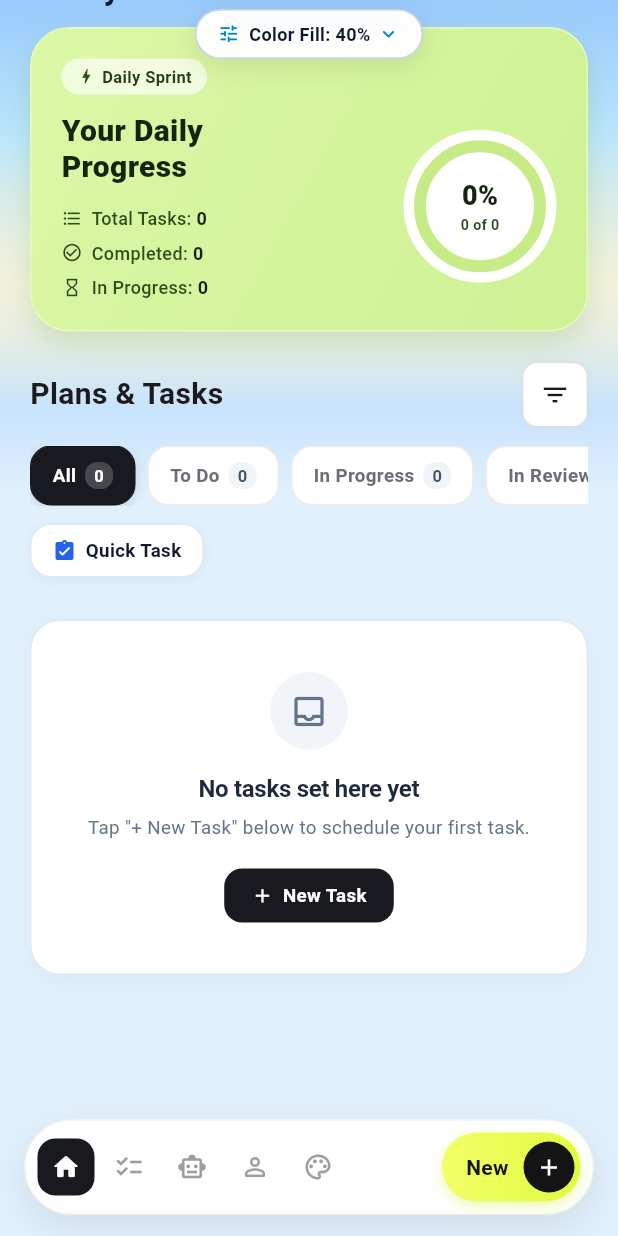
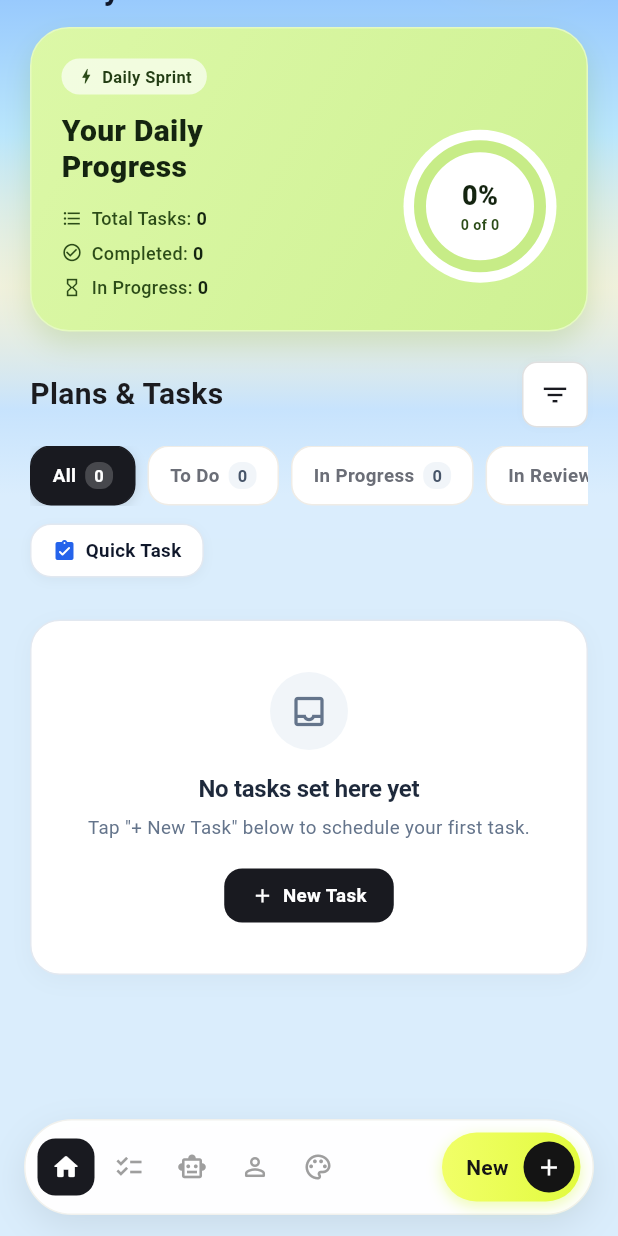
Before and after one commit to aymaneeddahhak-gif/A-Task, a Flutter app: the screen it shows after launch, scrolled down 121 dp, on a phone screen of 412 x 824 dp. Run offline on Flutter 3.47's test engine with Material 3 defaults, Android fonts, the phone set to English and light mode, and no system bars; our stand-ins replace google_fonts; missing offline and left inert: dart:html.

Commit message:
feat: configure fixed atmosphere fill ratios (morning 50%, afternoon 75%, night 75%) and remove temporary slider tool

```diff
--- a/lib/screens/home_screen.dart
+++ b/lib/screens/home_screen.dart
@@ -3,7 +3,6 @@
 import '../widgets/circular_progress_ring.dart';
 import '../widgets/task_card.dart';
 import '../widgets/content_skeleton_loader.dart';
-import '../widgets/color_fill_slider_tool.dart';
 
 class HomeScreen extends StatefulWidget {
   final TaskProvider provider;
@@ -704,15 +703,6 @@
             ],
           ),
         ),
-
-        // 3. TEMPORARY DESIGN TOOL: Color Fill Percentage Slider on Top
-        // (Allows testing and selecting the desired screen fill style in real-time)
-        SafeArea(
-          child: Align(
-            alignment: Alignment.topCenter,
-            child: ColorFillSliderTool(provider: provider),
-          ),
-        ),
       ],
     );
   }
--- a/lib/widgets/color_fill_slider_tool.dart
+++ /dev/null
@@ -1,221 +0,0 @@
-import 'package:flutter/material.dart';
-import '../state/task_provider.dart';
-
-/// TEMPORARY DESIGN TOOL:
-/// Floating slide button on top to let the designer/recruiter interactively
-/// test and choose the exact color fill percentage (0% Clean to 100% Full)
-/// across Morning, Afternoon, and Night modes.
-///
-/// NOTE: This widget can be completely removed once the desired fill percentage is confirmed.
-class ColorFillSliderTool extends StatefulWidget {
-  final TaskProvider provider;
-
-  const ColorFillSliderTool({
-    Key? key,
-    required this.provider,
-  }) : super(key: key);
-
-  @override
-  State<ColorFillSliderTool> createState() => _ColorFillSliderToolState();
-}
-
-class _ColorFillSliderToolState extends State<ColorFillSliderTool> {
-  bool _isExpanded = false;
-
-  @override
-  Widget build(BuildContext context) {
-    final provider = widget.provider;
-    final mode = provider.activeAtmosphereIndex;
-    final isNight = mode == 2;
-    final isAfternoon = mode == 1;
-    final currentPercent = (provider.atmosphereFillPercentage * 100).round();
-
-    final Color accentColor = isNight
-        ? const Color(0xFF6366F1)
-        : (isAfternoon ? const Color(0xFFEA580C) : const Color(0xFF0284C7));
-
-    const Color cardBg = Colors.white;
-    const Color textColor = Color(0xFF0F172A);
-    const Color subTextColor = Color(0xFF64748B);
-    const Color borderColor = Color(0xFFCBD5E1);
-
-    return Container(
-      margin: const EdgeInsets.only(top: 6, left: 16, right: 16),
-      decoration: BoxDecoration(
-        color: cardBg.withOpacity(0.96),
-        borderRadius: BorderRadius.circular(_isExpanded ? 18 : 20),
-        border: Border.all(color: borderColor, width: 1.2),
-        boxShadow: [
-          BoxShadow(
-            color: Colors.black.withOpacity(0.10),
-            blurRadius: 16,
-            offset: const Offset(0, 4),
-          ),
-        ],
-      ),
-      child: AnimatedSize(
-        duration: const Duration(milliseconds: 220),
-        curve: Curves.easeInOut,
-        child: _isExpanded
-            ? _buildExpandedPanel(provider, textColor, subTextColor, accentColor)
-            : _buildCollapsedPill(currentPercent, textColor, accentColor),
-      ),
-    );
-  }
-
-  Widget _buildCollapsedPill(int currentPercent, Color textColor, Color accentColor) {
-    return InkWell(
-      onTap: () => setState(() => _isExpanded = true),
-      borderRadius: BorderRadius.circular(20),
-      child: Padding(
-        padding: const EdgeInsets.symmetric(horizontal: 14, vertical: 7),
-        child: Row(
-          mainAxisSize: MainAxisSize.min,
-          children: [
-            Icon(Icons.tune_rounded, size: 15, color: accentColor),
-            const SizedBox(width: 6),
-            Text(
-              'Color Fill: $currentPercent%',
-              style: TextStyle(
-                fontSize: 12,
-                fontWeight: FontWeight.bold,
-                color: textColor,
-              ),
-            ),
-            const SizedBox(width: 4),
-            Icon(Icons.keyboard_arrow_down_rounded, size: 16, color: accentColor),
-          ],
-        ),
-      ),
-    );
-  }
-
-  Widget _buildExpandedPanel(
-    TaskProvider provider,
-    Color textColor,
-    Color subTextColor,
-    Color accentColor,
-  ) {
-    final currentPercent = (provider.atmosphereFillPercentage * 100).round();
-
-    return Padding(
-      padding: const EdgeInsets.symmetric(horizontal: 14, vertical: 10),
-      child: Column(
-        mainAxisSize: MainAxisSize.min,
-        children: [
-          // Header: Title + Percent Badge + Close button
-          Row(
-            mainAxisAlignment: MainAxisAlignment.spaceBetween,
-            children: [
-              Row(
-                children: [
-                  Icon(Icons.tune_rounded, size: 15, color: accentColor),
-                  const SizedBox(width: 6),
-                  Text(
-                    'Screen Color Fill Style',
-                    style: TextStyle(
-                      fontSize: 12.5,
-                      fontWeight: FontWeight.bold,
-                      color: textColor,
-                    ),
-                  ),
-                ],
-              ),
-              Row(
-                children: [
-                  Container(
-                    padding: const EdgeInsets.symmetric(horizontal: 8, vertical: 2),
-                    decoration: BoxDecoration(
-                      color: accentColor.withOpacity(0.12),
-                      borderRadius: BorderRadius.circular(10),
-                    ),
-                    child: Text(
-                      '$currentPercent%',
-                      style: TextStyle(
-                        fontSize: 12,
-                        fontWeight: FontWeight.w800,
-                        color: accentColor,
-                      ),
-                    ),
-                  ),
-                  const SizedBox(width: 6),
-                  InkWell(
-                    onTap: () => setState(() => _isExpanded = false),
-                    borderRadius: BorderRadius.circular(12),
-                    child: Padding(
-                      padding: const EdgeInsets.all(3),
-                      child: Icon(Icons.keyboard_arrow_up_rounded, size: 18, color: subTextColor),
-                    ),
-                  ),
-                ],
-              ),
-            ],
-          ),
-
-          const SizedBox(height: 4),
-
-          // Real-time Slider
-          SliderTheme(
-            data: SliderTheme.of(context).copyWith(
-              trackHeight: 4,
-              thumbShape: const RoundSliderThumbShape(enabledThumbRadius: 7),
-              overlayShape: const RoundSliderOverlayShape(overlayRadius: 14),
-              activeTrackColor: accentColor,
-              inactiveTrackColor: const Color(0xFFE2E8F0),
-              thumbColor: accentColor,
-              overlayColor: accentColor.withOpacity(0.15),
-            ),
-            child: Slider(
-              value: provider.atmosphereFillPercentage,
-              min: 0.0,
-              max: 1.0,
-              onChanged: (val) {
-                provider.setAtmosphereFillPercentage(val);
-              },
-            ),
-          ),
-
-          // Preset Chips Row: 0% Clean, 25%, 50%, 75%, 100% Full
-          Row(
-            mainAxisAlignment: MainAxisAlignment.spaceBetween,
-            children: [
-              _buildPresetChip('0% Clean', 0.0, provider, accentColor),
-              _buildPresetChip('25%', 0.25, provider, accentColor),
-              _buildPresetChip('50%', 0.50, provider, accentColor),
-              _buildPresetChip('75%', 0.75, provider, accentColor),
-              _buildPresetChip('100% Full', 1.0, provider, accentColor),
-            ],
-          ),
-        ],
-      ),
-    );
-  }
-
-  Widget _buildPresetChip(
-    String label,
-    double targetVal,
-    TaskProvider provider,
-    Color accentColor,
-  ) {
-    final isSelected = (provider.atmosphereFillPercentage - targetVal).abs() < 0.03;
-
-    return GestureDetector(
-      onTap: () => provider.setAtmosphereFillPercentage(targetVal),
-      child: Container(
-        padding: const EdgeInsets.symmetric(horizontal: 7, vertical: 3.5),
-        decoration: BoxDecoration(
-          color: isSelected ? accentColor : const Color(0xFFF1F5F9),
-          borderRadius: BorderRadius.circular(8),
-        ),
-        child: Text(
-          label,
-          style: TextStyle(
-            fontSize: 10,
-            fontWeight: isSelected ? FontWeight.bold : FontWeight.w600,
-            color: isSelected ? Colors.white : const Color(0xFF475569),
-          ),
-        ),
-      ),
-    );
-  }
-}
```
Also changed, not shown: lib/state/task_provider.dart (+10 -10 lines), 1 other file.
